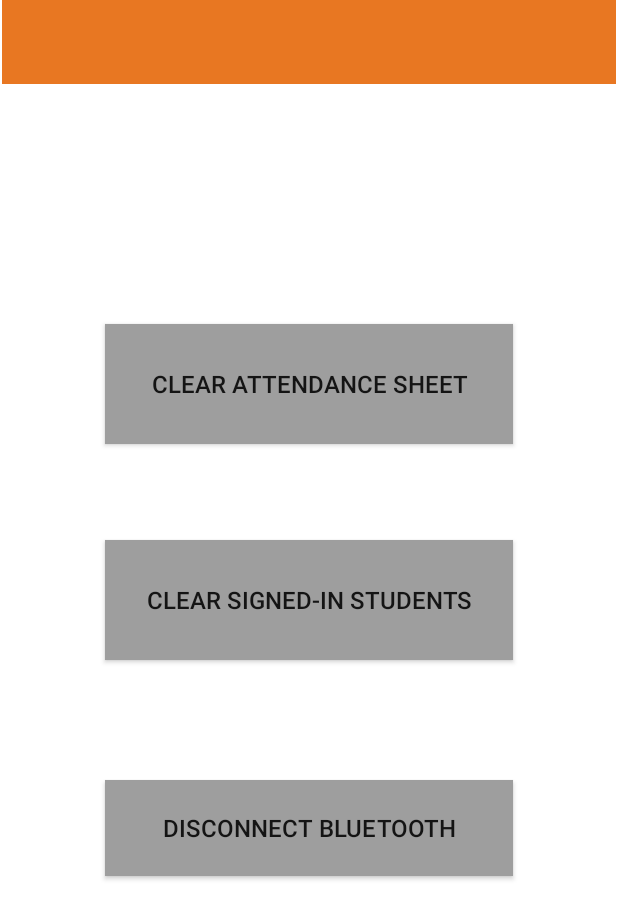
After one commit to DanielOglesby/CS4485AttendanceProject, an Android app: the layout activity_settings.xml on its own in the app's theme, with its tools: preview values and no code run, on a phone screen of 412 x 824 dp. The commit adds this screen. Shown: the top 919 px of the screen. Run offline under Robolectric (Android 15) with nearby library versions, the phone set to English and light mode, and no system bars.

Commit message:
Created activity_settings for settings menu.

```diff
--- a/app/src/main/res/layout/activity_main.xml
+++ b/app/src/main/res/layout/activity_main.xml
@@ -15,7 +15,7 @@
             android:id="@+id/toolbar"
             android:layout_width="match_parent"
             android:layout_height="?attr/actionBarSize"
-            android:background="?attr/colorPrimary"
+            android:background="#e87722"
             app:popupTheme="@style/Theme.CS4485AttendanceProject.PopupOverlay" />
 
     </com.google.android.material.appbar.AppBarLayout>
--- /dev/null
+++ b/app/src/main/res/layout/activity_settings.xml
@@ -0,0 +1,56 @@
+<?xml version="1.0" encoding="utf-8"?>
+
+<androidx.constraintlayout.widget.ConstraintLayout xmlns:android="http://schemas.android.com/apk/res/android"
+    xmlns:app="http://schemas.android.com/apk/res-auto"
+    xmlns:tools="http://schemas.android.com/tools"
+    android:layout_width="match_parent"
+    android:layout_height="match_parent">
+
+    <androidx.appcompat.widget.AppCompatButton
+        android:id="@+id/clr_attend"
+        android:layout_width="272dp"
+        android:layout_height="80dp"
+        android:layout_marginTop="160dp"
+        android:background="#9E9E9E"
+        android:text="Clear attendance sheet"
+        android:textSize="16sp"
+        app:layout_constraintEnd_toEndOf="parent"
+        app:layout_constraintStart_toStartOf="parent"
+        app:layout_constraintTop_toBottomOf="@+id/toolbar2" />
+
+    <androidx.appcompat.widget.AppCompatButton
+        android:id="@+id/clear_signed"
+        android:layout_width="272dp"
+        android:layout_height="80dp"
+        android:layout_marginTop="64dp"
+        android:background="#9E9E9E"
+        android:text="Clear signed-in students"
+        android:textSize="16sp"
+        app:layout_constraintEnd_toEndOf="parent"
+        app:layout_constraintStart_toStartOf="parent"
+        app:layout_constraintTop_toBottomOf="@+id/clr_attend" />
+
+    <androidx.appcompat.widget.AppCompatButton
+        android:id="@+id/disconnectBT"
+        android:layout_width="272dp"
+        android:layout_height="64dp"
+        android:layout_marginTop="80dp"
+        android:background="#9E9E9E"
+        android:text="Disconnect Bluetooth"
+        android:textSize="16sp"
+        app:layout_constraintEnd_toEndOf="parent"
+        app:layout_constraintStart_toStartOf="parent"
+        app:layout_constraintTop_toBottomOf="@+id/clear_signed" />
+
+    <androidx.appcompat.widget.Toolbar
+        android:id="@+id/toolbar2"
+        android:layout_width="409dp"
+        android:layout_height="wrap_content"
+        android:background="#E87722"
+        android:minHeight="?attr/actionBarSize"
+        android:theme="?attr/actionBarTheme"
+        app:layout_constraintEnd_toEndOf="parent"
+        app:layout_constraintStart_toStartOf="parent"
+        app:layout_constraintTop_toTopOf="parent" />
+
+</androidx.constraintlayout.widget.ConstraintLayout>
```
